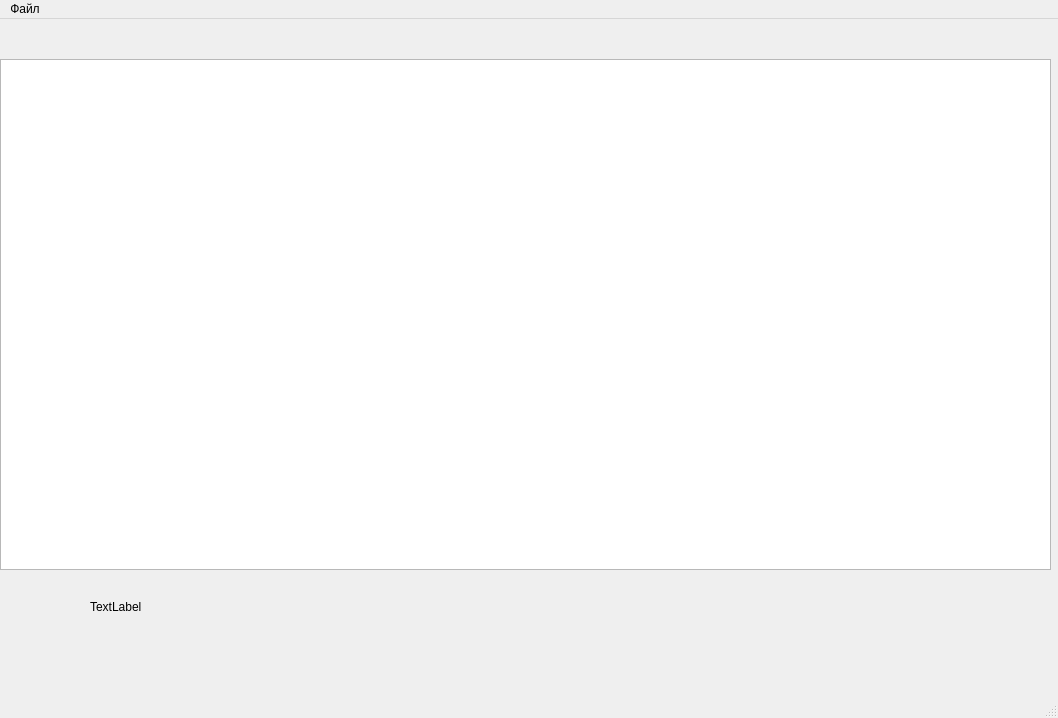
The window that design/Main.ui (kvantosilver/wearsoft_Cheat) describes before a commit, drawn with Qt 5.
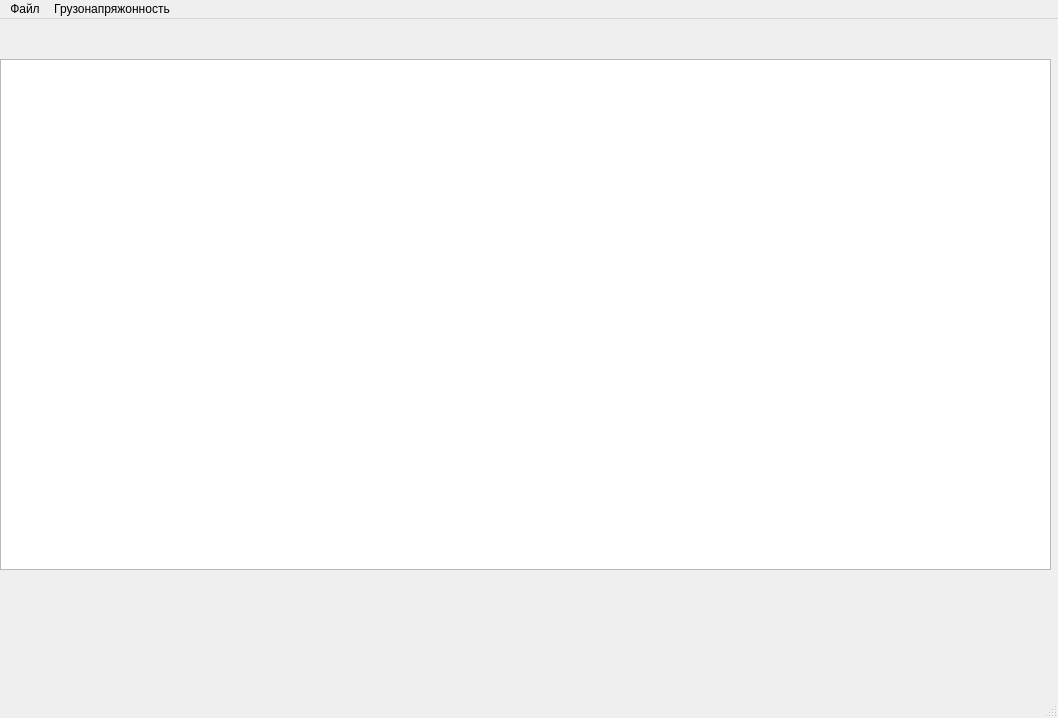
The same window after the commit.

```diff
--- a/design/Main.ui
+++ b/design/Main.ui
@@ -27,19 +27,6 @@
      </rect>
     </property>
    </widget>
-   <widget class="QLabel" name="label">
-    <property name="geometry">
-     <rect>
-      <x>90</x>
-      <y>580</y>
-      <width>55</width>
-      <height>16</height>
-     </rect>
-    </property>
-    <property name="text">
-     <string>TextLabel</string>
-    </property>
-   </widget>
   </widget>
   <widget class="QMenuBar" name="menubar">
    <property name="geometry">
@@ -57,8 +44,18 @@
     <addaction name="actionOpen"/>
     <addaction name="actionSend"/>
     <addaction name="actionSetting"/>
+    <addaction name="actionImport"/>
+    <addaction name="actionExport"/>
+   </widget>
+   <widget class="QMenu" name="menu_2">
+    <property name="title">
+     <string>Грузонапряжонность</string>
+    </property>
+    <addaction name="actionOpenStress"/>
+    <addaction name="action_2"/>
    </widget>
    <addaction name="menu"/>
+   <addaction name="menu_2"/>
   </widget>
   <widget class="QStatusBar" name="statusbar"/>
   <action name="actionOpen">
```
Left out of the diff: 20 changed lines with no effect on the pictures.
